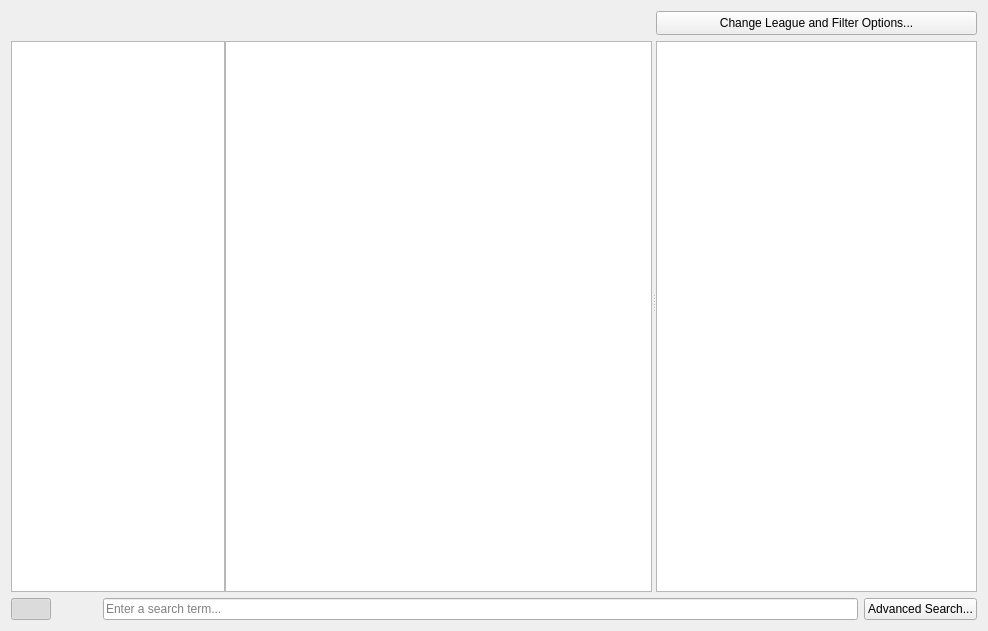
This is plugins/StashViewer/stashviewer.ui in Novynn/Adamant as Qt 5 draws it before an edit. The edited form follows.
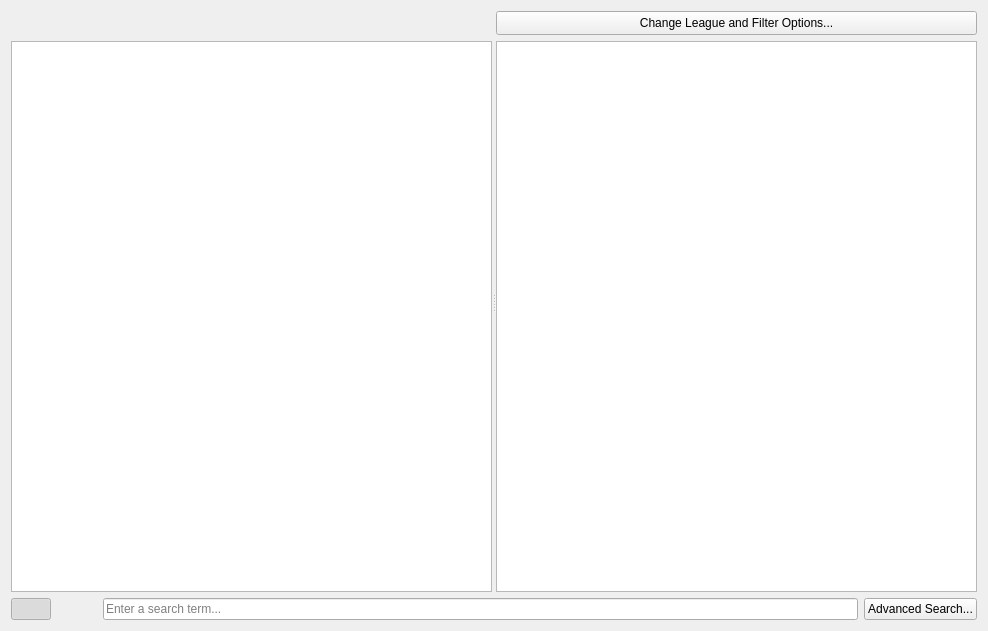
This is the edited form. Icons and pictures are not drawn.

Diff of the .ui file:
```diff
--- a/plugins/StashViewer/stashviewer.ui
+++ b/plugins/StashViewer/stashviewer.ui
@@ -150,20 +150,13 @@
         </widget>
        </item>
        <item>
-        <layout class="QHBoxLayout" name="horizontalLayout_3" stretch="1,2">
+        <layout class="QHBoxLayout" name="horizontalLayout_3" stretch="2">
          <property name="spacing">
           <number>0</number>
          </property>
          <property name="bottomMargin">
           <number>0</number>
          </property>
-         <item>
-          <widget class="QPlainTextEdit" name="plainTextEdit">
-           <property name="readOnly">
-            <bool>true</bool>
-           </property>
-          </widget>
-         </item>
          <item>
           <widget class="QGraphicsView" name="graphicsView"/>
          </item>
```
